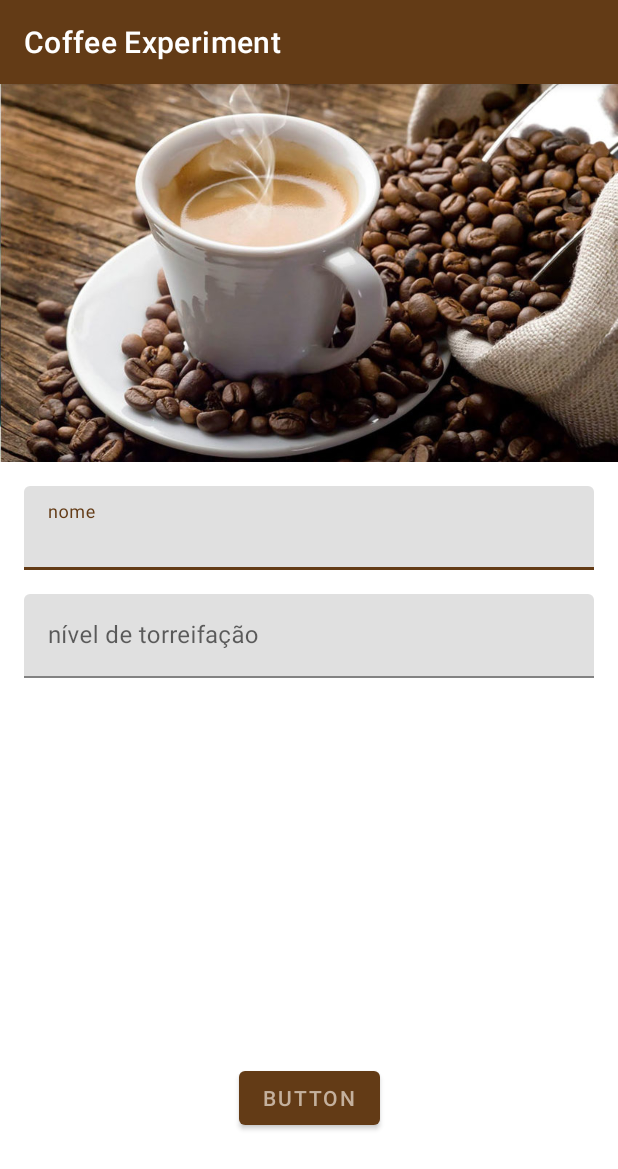
After one commit to nikolasFreitas/android-coffee-challenge, an Android app: the AddCoffeeActivity screen opened directly, with no data from a screen before it, on a phone screen of 412 x 824 dp. The commit adds this screen. Shown: the top 1169 px of the screen. Run offline under Robolectric (Android 15) with nearby library versions, the phone set to English and light mode, and no system bars.

Commit message:
Create add coffee activity

```diff
--- a/app/src/main/AndroidManifest.xml
+++ b/app/src/main/AndroidManifest.xml
@@ -10,7 +10,7 @@
         android:supportsRtl="true"
         android:theme="@style/Theme.CoffeeExperiment">
         <activity
-            android:name="com.example.coffee_challenge.MainActivity"
+            android:name=".MainActivity"
             android:exported="true">
             <intent-filter>
                 <action android:name="android.intent.action.MAIN" />
@@ -18,7 +18,8 @@
                 <category android:name="android.intent.category.LAUNCHER" />
             </intent-filter>
         </activity>
-        <activity android:name="com.example.coffee_challenge.CoffeeListActivity"/>
+        <activity android:name=".CoffeeListActivity"/>
+        <activity android:name=".AddCoffeeActivity"/>
     </application>
 
 </manifest>
--- /dev/null
+++ b/app/src/main/java/com/example/coffee_challenge/AddCoffeeActivity.java
@@ -0,0 +1,58 @@
+package com.example.coffee_challenge;
+
+import android.os.Bundle;
+import android.view.View;
+import android.widget.Button;
+import android.widget.EditText;
+import android.widget.Toast;
+
+import androidx.annotation.Nullable;
+import androidx.appcompat.app.AppCompatActivity;
+
+import com.example.coffee_challenge.dao.CoffeeDAO;
+import com.example.coffee_challenge.model.Coffee;
+import com.google.android.material.floatingactionbutton.FloatingActionButton;
+import com.google.android.material.textfield.TextInputLayout;
+
+import java.security.PublicKey;
+import java.util.Objects;
+
+
+public class AddCoffeeActivity extends AppCompatActivity {
+    private CoffeeDAO coffeeDAO = new CoffeeDAO();
+
+    @Override
+    protected void onCreate(@Nullable Bundle savedInstanceState) {
+        super.onCreate(savedInstanceState);
+        setContentView(R.layout.activity_add_coffee);
+        configSaveButton();
+    }
+
+    public void configSaveButton() {
+        Button saveButton = findViewById(R.id.button_save_coffee);
+        saveButton.setOnClickListener(saveCoffee);
+    }
+
+    private final View.OnClickListener saveCoffee = (View e) -> {
+        EditText name = ((TextInputLayout) findViewById(R.id.add_coffee_textInputLayout_name)).getEditText();
+        EditText roastLevel = ((TextInputLayout) findViewById(R.id.add_coffee_textInputLayout_roastingLevel)).getEditText();
+
+        if(name != null && name.getText().toString().isEmpty()) {
+            name.setError("O campo café não pode ser nulo");
+        } else if(roastLevel != null && roastLevel.getText().toString().isEmpty()) {
+            roastLevel.setError("O nível de café não pode ser nulo");
+        } else {
+            String nameInputValue = name.getText().toString();
+            Integer roastLevelInputValue = Integer.parseInt(roastLevel.getText().toString());
+            Coffee coffee = new Coffee(nameInputValue, roastLevelInputValue);
+            coffeeDAO.add(coffee);
+
+            String toastMessage = "Café " +
+                    coffee.name +
+                    " adicionado com sucesso";
+
+            Toast.makeText(this, toastMessage, Toast.LENGTH_SHORT).show();
+            finish();
+        }
+    };
+}
--- a/app/src/main/java/com/example/coffee_challenge/dao/CoffeeDAO.java
+++ b/app/src/main/java/com/example/coffee_challenge/dao/CoffeeDAO.java
@@ -10,9 +10,12 @@ import java.util.Set;
 
 public class CoffeeDAO {
     final private static Set<Coffee> coffeeList = new HashSet<>();
+    private static int nextId = 0;
 
-    public void add(Coffee coffee) {
+    public int add(Coffee coffee) {
+        coffee.id = nextId;
         coffeeList.add(coffee);
+        return nextId++;
     }
 
     public Optional<Coffee> findById(int coffeeId) {
--- a/app/src/main/res/layout/activity_add_coffee.xml
+++ b/app/src/main/res/layout/activity_add_coffee.xml
@@ -1,6 +1,65 @@
 <?xml version="1.0" encoding="utf-8"?>
 <androidx.constraintlayout.widget.ConstraintLayout xmlns:android="http://schemas.android.com/apk/res/android"
+    xmlns:app="http://schemas.android.com/apk/res-auto"
+    xmlns:tools="http://schemas.android.com/tools"
     android:layout_width="match_parent"
     android:layout_height="match_parent">
 
+    <ImageView
+        android:id="@+id/imageView_banner_add_coffee"
+        android:layout_width="wrap_content"
+        android:layout_height="wrap_content"
+        android:adjustViewBounds="true"
+        android:contentDescription="@string/content_description_add_new_coffe"
+        android:cropToPadding="false"
+        android:scaleType="fitCenter"
+        app:layout_constraintEnd_toEndOf="parent"
+        app:layout_constraintStart_toStartOf="parent"
+        app:layout_constraintTop_toTopOf="parent"
+        app:srcCompat="@drawable/coffee_banner_internal" />
+
+    <com.google.android.material.textfield.TextInputLayout
+        android:id="@+id/add_coffee_textInputLayout_name"
+        android:layout_width="0dp"
+        android:layout_height="wrap_content"
+        android:layout_marginTop="16dp"
+        android:paddingHorizontal="16dp"
+        app:layout_constraintEnd_toEndOf="parent"
+        app:layout_constraintStart_toStartOf="parent"
+        app:layout_constraintTop_toBottomOf="@+id/imageView_banner_add_coffee">
+
+        <com.google.android.material.textfield.TextInputEditText
+            android:inputType="text"
+            android:layout_width="match_parent"
+            android:layout_height="wrap_content"
+            android:hint="@string/input_name" />
+    </com.google.android.material.textfield.TextInputLayout>
+
+    <com.google.android.material.textfield.TextInputLayout
+        android:id="@+id/add_coffee_textInputLayout_roastingLevel"
+        android:layout_width="0dp"
+        android:layout_height="wrap_content"
+        android:layout_marginTop="16dp"
+        android:paddingHorizontal="16dp"
+        app:layout_constraintEnd_toEndOf="parent"
+        app:layout_constraintStart_toStartOf="parent"
+        app:layout_constraintTop_toBottomOf="@+id/add_coffee_textInputLayout_name">
+
+        <com.google.android.material.textfield.TextInputEditText
+            android:inputType="number"
+            android:layout_width="match_parent"
+            android:layout_height="wrap_content"
+            android:hint="@string/input_roast_level" />
+    </com.google.android.material.textfield.TextInputLayout>
+
+    <Button
+        android:id="@+id/button_save_coffee"
+        android:layout_width="wrap_content"
+        android:layout_height="wrap_content"
+        android:text="Button"
+        app:layout_constraintBottom_toBottomOf="parent"
+        app:layout_constraintEnd_toEndOf="parent"
+        app:layout_constraintStart_toStartOf="parent"
+        app:layout_constraintTop_toBottomOf="@+id/add_coffee_textInputLayout_roastingLevel"
+        app:layout_constraintVertical_bias="0.79" />
 </androidx.constraintlayout.widget.ConstraintLayout>
--- a/app/src/main/res/layout/activity_coffee_list.xml
+++ b/app/src/main/res/layout/activity_coffee_list.xml
@@ -35,7 +35,7 @@
     </ListView>
 
     <com.google.android.material.floatingactionbutton.FloatingActionButton
-        android:id="@+id/floatingActionButton"
+        android:id="@+id/floatingActionButton_add_coffee"
         android:layout_width="wrap_content"
         android:layout_height="wrap_content"
         android:layout_marginEnd="24dp"
@@ -47,7 +47,7 @@
         app:srcCompat="@drawable/ic_action_add" />
 
     <TextView
-        android:id="@+id/textView2"
+        android:id="@+id/textView_list_coffee_empty_message"
         android:layout_width="wrap_content"
         android:layout_height="wrap_content"
         android:text="@string/empty_list_coffee"
--- a/app/src/main/res/values/strings.xml
+++ b/app/src/main/res/values/strings.xml
@@ -6,5 +6,7 @@
     <string name="add_coffee">Add coffee</string>
     <string name="content_description_add_new_coffe">add new coffe</string>
     <string name="empty_list_coffee">Lista vazia adicione um café</string>
+    <string name="input_name">nome</string>
+    <string name="input_roast_level">nível de torreifação</string>
 
 </resources>
```
Also changed, not shown: app/src/main/java/com/example/coffee_challenge/CoffeeListActivity.java (+24 -0 lines), app/src/main/java/com/example/coffee_challenge/model/Coffee.java (+8 -0 lines).
